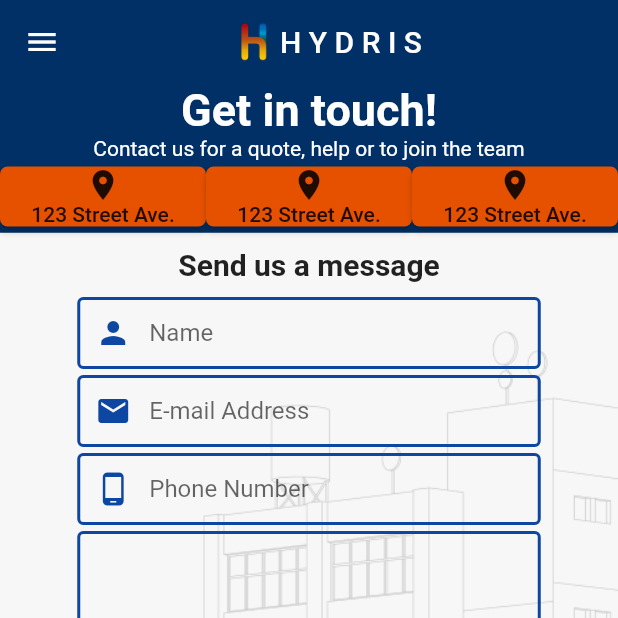
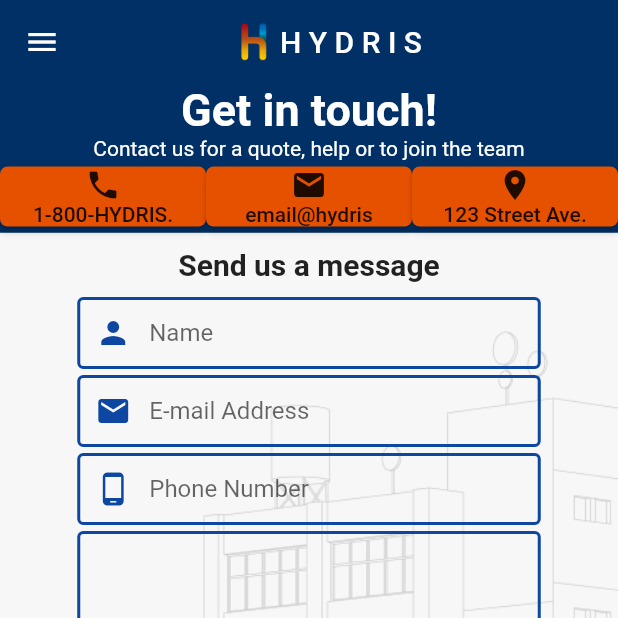
Before and after one commit to JosephLattisaw/hydris, a Flutter app: the screen it shows after launch, on a phone screen of 412 x 824 dp, the top half of it. Run offline on Flutter 3.47's test engine with Material 2 defaults, Android fonts, the phone set to English and light mode, and no system bars.

Commit message:
updated top buttons for phone, email and location

```diff
--- a/hydris/lib/contact_screen.dart
+++ b/hydris/lib/contact_screen.dart
@@ -72,8 +72,8 @@ class _ContactScreenState extends State<ContactScreen> {
                                       borderRadius: BorderRadius.circular(5.0)),
                                   child: Column(
                                     children: [
-                                      Icon(Icons.location_on),
-                                      Text("123 Street Ave.")
+                                      Icon(Icons.phone),
+                                      Text("1-800-HYDRIS.")
                                     ],
                                   ),
                                 ),
@@ -86,8 +86,8 @@ class _ContactScreenState extends State<ContactScreen> {
                                       borderRadius: BorderRadius.circular(5.0)),
                                   child: Column(
                                     children: [
-                                      Icon(Icons.location_on),
-                                      Text("123 Street Ave.")
+                                      Icon(Icons.mail),
+                                      Text("email@hydris")
                                     ],
                                   ),
                                 ),
```
